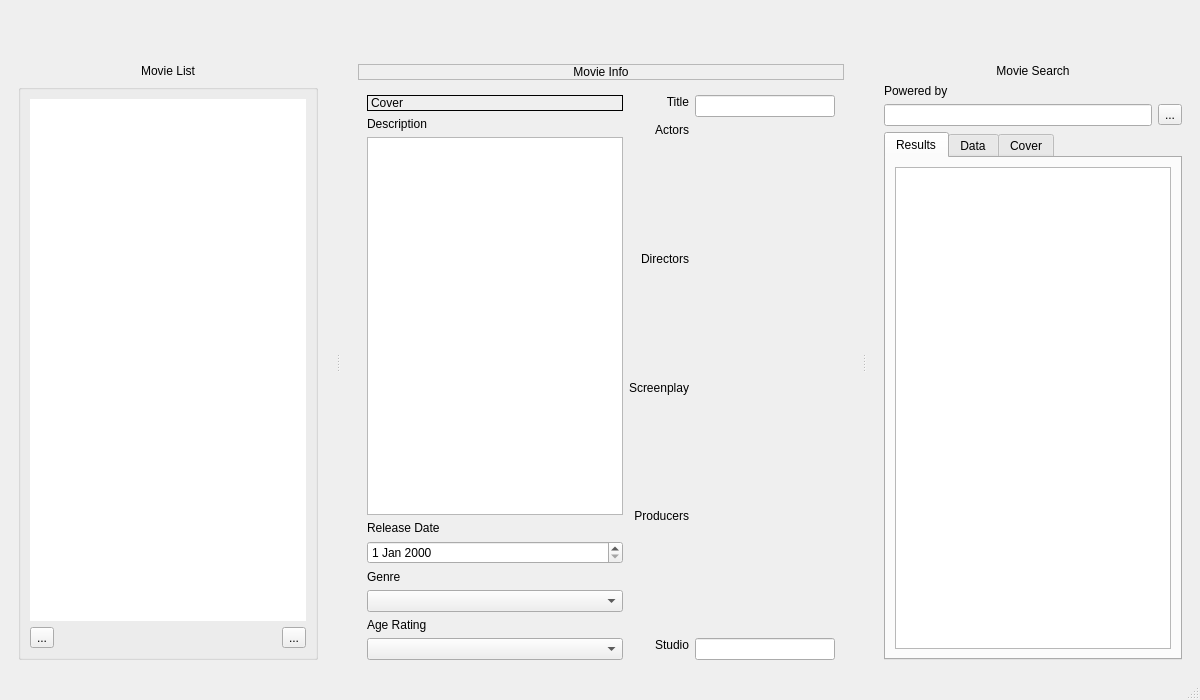
Above: mainwin.ui from SpeckenbachNet/MovieMetaM before the change. Below: the same form after it.
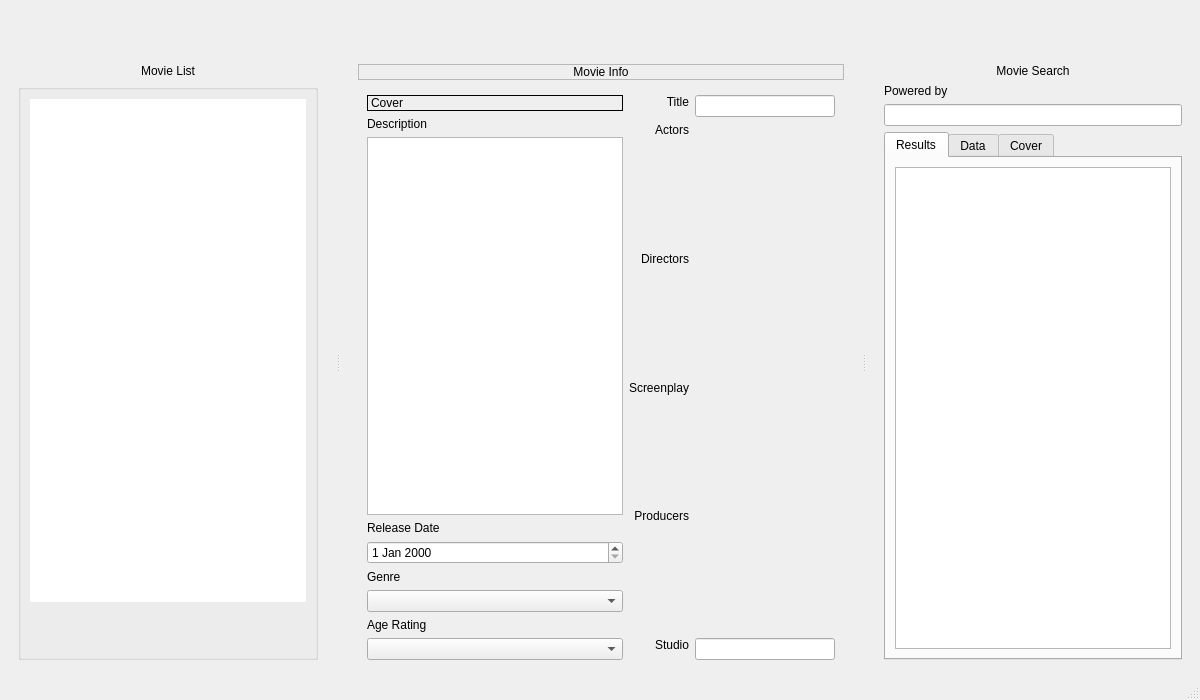
That is the form after the change. Icons and pictures are not drawn. Custom widgets are drawn as their Qt base class.

Commit message:
0.3.4 Toolbar unter der Filmliste, Suchfeld wie in churchWorshipM
- ToolbarM unter der Filmliste mit Hinzufügen/Entfernen, Entfernen nur bei Auswahl aktiv
- SearchField 1.1.0 (Hauptkopie in libraries/searchfield): Lupe anklickbar, Signal searchRequested
- Alte Button-Icons durch eingefärbte ersetzt, separater Such-Button entfernt

What changed in the file:
```diff
--- a/mainwin.ui
+++ b/mainwin.ui
@@ -96,43 +96,20 @@
                 </widget>
                </item>
                <item>
-                <layout class="QGridLayout" name="gridLayout_3">
-                 <item row="0" column="2">
-                  <widget class="QToolButton" name="removeToolButton">
-                   <property name="text">
-                    <string notr="true">...</string>
-                   </property>
-                   <property name="icon">
-                    <iconset resource="Icons.qrc">
-                     <normaloff>:/icons/delete.svg</normaloff>:/icons/delete.svg</iconset>
-                   </property>
-                  </widget>
-                 </item>
-                 <item row="0" column="0">
-                  <widget class="QToolButton" name="addToolButton">
-                   <property name="text">
-                    <string notr="true">...</string>
-                   </property>
-                   <property name="icon">
-                    <iconset resource="Icons.qrc">
-                     <normaloff>:/icons/new.svg</normaloff>:/icons/new.svg</iconset>
-                   </property>
-                  </widget>
-                 </item>
-                 <item row="0" column="1">
-                  <spacer name="horizontalSpacer">
-                   <property name="orientation">
-                    <enum>Qt::Orientation::Horizontal</enum>
-                   </property>
-                   <property name="sizeHint" stdset="0">
-                    <size>
-                     <width>40</width>
-                     <height>20</height>
-                    </size>
-                   </property>
-                  </spacer>
-                 </item>
-                </layout>
+                <widget class="ToolbarM" name="fileListToolbar">
+                 <property name="sizePolicy">
+                  <sizepolicy hsizetype="Preferred" vsizetype="Maximum">
+                   <horstretch>0</horstretch>
+                   <verstretch>0</verstretch>
+                  </sizepolicy>
+                 </property>
+                 <property name="minimumSize">
+                  <size>
+                   <width>0</width>
+                   <height>40</height>
+                  </size>
+                 </property>
+                </widget>
                </item>
               </layout>
              </widget>
@@ -445,19 +422,8 @@
               </property>
              </widget>
             </item>
-            <item row="4" column="0" colspan="2">
-             <widget class="QLineEdit" name="searchEdit"/>
-            </item>
-            <item row="4" column="2">
-             <widget class="QToolButton" name="searchToolButton">
-              <property name="text">
-               <string notr="true">...</string>
-              </property>
-              <property name="icon">
-               <iconset resource="Icons.qrc">
-                <normaloff>:/icons/search.svg</normaloff>:/icons/search.svg</iconset>
-              </property>
-             </widget>
+            <item row="4" column="0" colspan="3">
+             <widget class="SearchField" name="searchEdit"/>
             </item>
            </layout>
           </widget>
@@ -601,6 +567,11 @@
   <widget class="QStatusBar" name="statusBar"/>
  </widget>
  <customwidgets>
+  <customwidget>
+   <class>SearchField</class>
+   <extends>QLineEdit</extends>
+   <header>searchfield.h</header>
+  </customwidget>
   <customwidget>
    <class>ToolbarM</class>
    <extends>QFrame</extends>
```
The commit also changes 14 other files.
